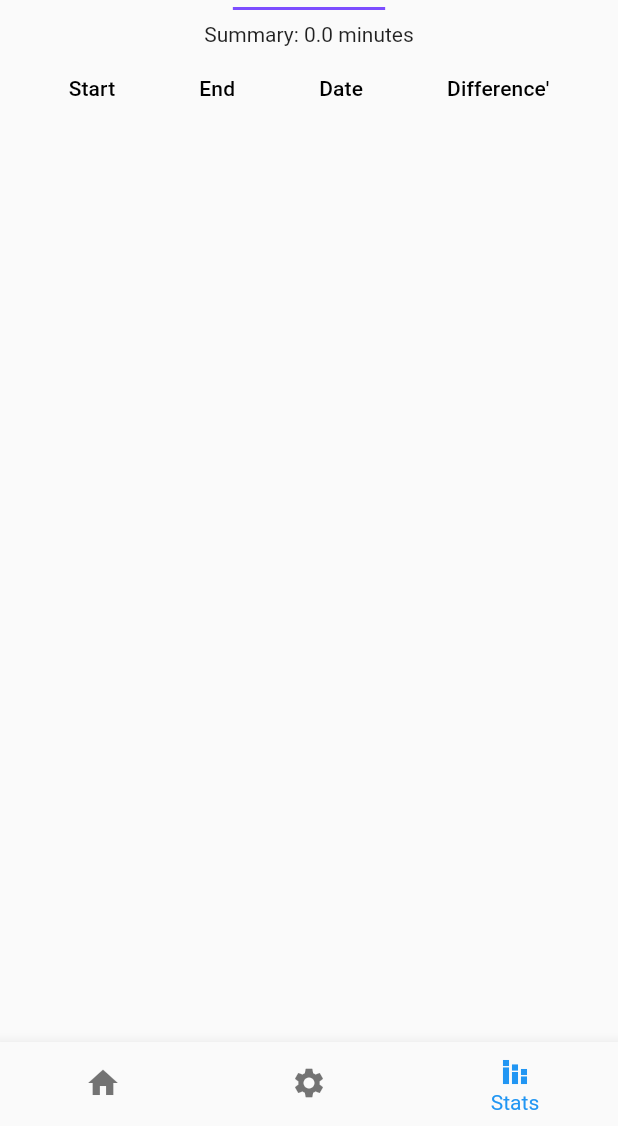
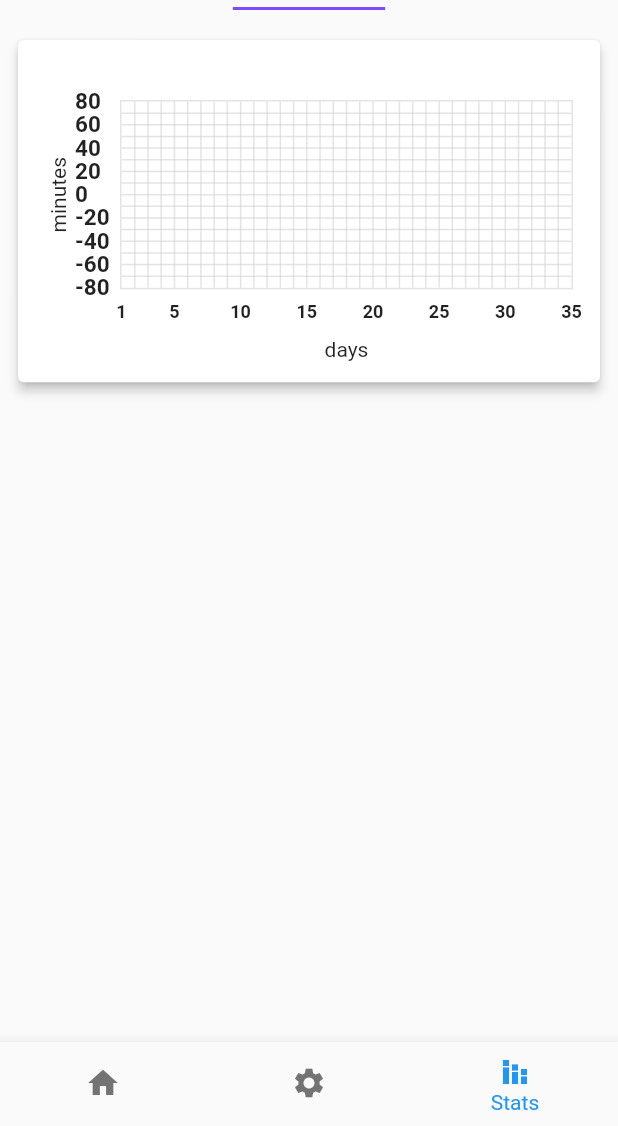
Before and after one commit to macik1423/job_timer, a Flutter app: the screen it shows after launch, item 3 of the bottom bar chosen, on a phone screen of 412 x 824 dp, the part 110-1236 px from its top. Run offline on Flutter 3.47's test engine with Material 2 defaults, Android fonts, the phone set to English and light mode, and no system bars; drawn by our look-alikes of fl_chart; our stand-ins replace bloc, equatable, flutter_bloc, formz, hive, hive_flutter and 2 more; accounts and stored records are empty; Roboto replaces fonts that are missing (Ubuntu).

Commit message:
Added chart

```diff
--- /dev/null
+++ b/lib/screen/statistics/chart.dart
@@ -0,0 +1,172 @@
+import 'package:fl_chart/fl_chart.dart';
+import 'package:flutter/material.dart';
+
+import '../../model/shift.dart';
+
+class Chart extends StatefulWidget {
+  final List<Shift> shifts;
+  const Chart({Key? key, required this.shifts}) : super(key: key);
+
+  @override
+  _ChartState createState() => _ChartState();
+}
+
+class _ChartState extends State<Chart> {
+  List<Color> gradientColors = [
+    const Color(0xff23b6e6),
+    const Color(0xff02d39a),
+  ];
+
+  final axisHelperColor = const Color(0x80cacaca);
+
+  @override
+  Widget build(BuildContext context) {
+    return Stack(
+      children: <Widget>[
+        Card(
+          elevation: 3,
+          child: AspectRatio(
+            aspectRatio: 1.70,
+            child: Padding(
+              padding: const EdgeInsets.only(
+                  right: 18.0, left: 18.0, top: 40, bottom: 12),
+              child: LineChart(
+                mainData(),
+              ),
+            ),
+          ),
+        ),
+      ],
+    );
+  }
+
+  Widget bottomTitleWidgets(double value, TitleMeta meta) {
+    const style = TextStyle(
+      fontWeight: FontWeight.bold,
+      fontSize: 12,
+    );
+    return Padding(
+      child: Text(
+        value.toInt().toString(),
+        style: style,
+      ),
+      padding: const EdgeInsets.only(top: 8.0),
+    );
+  }
+
+  Widget leftTitleWidgets(double value, TitleMeta meta) {
+    const style = TextStyle(
+      fontWeight: FontWeight.bold,
+      fontSize: 15,
+    );
+    return Text(
+      value.toInt().toString(),
+      style: style,
+      textAlign: TextAlign.left,
+    );
+  }
+
+  LineChartData mainData() {
+    const cutOffYValue = 0.0;
+    return LineChartData(
+      gridData: FlGridData(
+        show: true,
+        drawVerticalLine: true,
+        horizontalInterval: 10,
+        verticalInterval: 1,
+        getDrawingHorizontalLine: (value) {
+          return FlLine(
+            color: axisHelperColor,
+            strokeWidth: 1,
+          );
+        },
+        getDrawingVerticalLine: (value) {
+          return FlLine(
+            color: axisHelperColor,
+            strokeWidth: 1,
+          );
+        },
+      ),
+      titlesData: FlTitlesData(
+        show: true,
+        rightTitles: AxisTitles(
+          sideTitles: SideTitles(showTitles: false),
+        ),
+        topTitles: AxisTitles(
+          sideTitles: SideTitles(showTitles: false),
+        ),
+        bottomTitles: AxisTitles(
+          axisNameSize: 20,
+          axisNameWidget: const Text('days'),
+          sideTitles: SideTitles(
+            showTitles: true,
+            reservedSize: 30,
+            interval: 5,
+            getTitlesWidget: bottomTitleWidgets,
+          ),
+        ),
+        leftTitles: AxisTitles(
+          axisNameSize: 20,
+          axisNameWidget: const Padding(
+            padding: EdgeInsets.only(bottom: 2.0),
+            child: Text('minutes'),
+          ),
+          sideTitles: SideTitles(
+            showTitles: true,
+            interval: 20,
+            getTitlesWidget: leftTitleWidgets,
+            reservedSize: 30,
+          ),
+        ),
+      ),
+      borderData: FlBorderData(
+        show: true,
+        border: Border.all(
+          color: axisHelperColor,
+          width: 1,
+        ),
+      ),
+      minX: 1,
+      maxX: 35,
+      minY: -80,
+      maxY: 80,
+      lineBarsData: [
+        LineChartBarData(
+          spots: widget.shifts.map(
+            (shift) {
+              final diff = shift.end!
+                      .subtract(const Duration(hours: 8))
+                      .difference(shift.start!)
+                      .inSeconds /
+                  60;
+              return FlSpot(shift.start!.day * 1.0, diff);
+            },
+          ).toList(),
+          isCurved: true,
+          gradient: LinearGradient(
+            colors: gradientColors,
+            begin: Alignment.centerLeft,
+            end: Alignment.centerRight,
+          ),
+          barWidth: 3,
+          isStrokeCapRound: true,
+          dotData: FlDotData(
+            show: false,
+          ),
+          aboveBarData: BarAreaData(
+            show: true,
+            color: Colors.orange.withOpacity(0.5),
+            cutOffY: cutOffYValue,
+            applyCutOffY: true,
+          ),
+          belowBarData: BarAreaData(
+            show: true,
+            color: Colors.green.withOpacity(0.5),
+            cutOffY: cutOffYValue,
+            applyCutOffY: true,
+          ),
+        ),
+      ],
+    );
+  }
+}
--- a/lib/screen/statistics/statistics_screen.dart
+++ b/lib/screen/statistics/statistics_screen.dart
@@ -1,10 +1,9 @@
 import 'package:flutter/material.dart';
 import 'package:flutter_bloc/flutter_bloc.dart';
 import 'package:intl/intl.dart';
-import 'package:timer/model/shift.dart';
-import 'package:timer/widgets/shifts_list.dart';
 
 import '../../bloc/repo/repo_bloc.dart';
+import 'chart.dart';
 
 class StatisticsScreen extends StatefulWidget {
   const StatisticsScreen({Key? key}) : super(key: key);
@@ -14,7 +13,7 @@ class StatisticsScreen extends StatefulWidget {
 }
 
 class _StatisticsScreenState extends State<StatisticsScreen> {
-  String selectedValue = DateFormat("MMMM").format(DateTime.now());
+  String selectedMonth = DateFormat("MMMM").format(DateTime.now());
   @override
   Widget build(BuildContext context) {
     final List<String> months = [
@@ -37,7 +36,7 @@ class _StatisticsScreenState extends State<StatisticsScreen> {
           Padding(
             padding: const EdgeInsets.only(top: 40.0),
             child: DropdownButton(
-              value: selectedValue,
+              value: selectedMonth,
               underline: Container(
                 height: 2,
                 color: Colors.deepPurpleAccent,
@@ -52,37 +51,56 @@ class _StatisticsScreenState extends State<StatisticsScreen> {
               }).toList(),
               onChanged: (String? newValue) {
                 setState(() {
-                  selectedValue = newValue!;
+                  selectedMonth = newValue!;
                 });
               },
             ),
           ),
+          // BlocBuilder<RepoBloc, RepoState>(
+          //   bloc: context.read<RepoBloc>(),
+          //   builder: (context, state) {
+          //     if (state.status == RepoStateStatus.success) {
+          //       final numOfMonth =
+          //           DateFormat("MMMM").parse(selectedValue).month;
+          //       final shifts = state.shifts.where((shift) {
+          //         return shift.start?.month == numOfMonth;
+          //       }).toList();
+          //       if (shifts.isNotEmpty) {
+          //         shifts.sort(((a, b) => b.start!.compareTo(a.start!)));
+          //       }
+          //       final summary = _getSummary(shifts);
+          //       return Column(
+          //         children: [
+          //           Text("Summary: $summary minutes"),
+          //           FittedBox(
+          //             child: ShiftsList(
+          //               shifts: shifts,
+          //               press: (Shift shift) {},
+          //             ),
+          //           ),
+          //         ],
+          //       );
+          //     }
+          //     return Text('dupa');
+          //   },
+          // ),
           BlocBuilder<RepoBloc, RepoState>(
             bloc: context.read<RepoBloc>(),
             builder: (context, state) {
               if (state.status == RepoStateStatus.success) {
                 final numOfMonth =
-                    DateFormat("MMMM").parse(selectedValue).month;
-                final shifts = state.shifts.where((shift) {
+                    DateFormat("MMMM").parse(selectedMonth).month;
+                final shiftsInMonth = state.shifts.where((shift) {
                   return shift.start?.month == numOfMonth;
                 }).toList();
-                if (shifts.isNotEmpty) {
-                  shifts.sort(((a, b) => b.start!.compareTo(a.start!)));
-                }
-                final summary = _getSummary(shifts);
-                return Column(
-                  children: [
-                    Text("Summary: $summary minutes"),
-                    FittedBox(
-                      child: ShiftsList(
-                        shifts: shifts,
-                        press: (Shift shift) {},
-                      ),
-                    ),
-                  ],
+                shiftsInMonth.sort(((a, b) => b.start!.compareTo(a.start!)));
+                return Padding(
+                  padding: const EdgeInsets.all(8.0),
+                  child: Chart(shifts: shiftsInMonth),
                 );
+              } else {
+                return const Text("dupa");
               }
-              return Text('dupa');
             },
           ),
         ],
@@ -90,15 +108,15 @@ class _StatisticsScreenState extends State<StatisticsScreen> {
     );
   }
 
-  double _getSummary(List<Shift> shifts) {
-    return shifts.fold<double>(
-        0,
-        (p, s) =>
-            p +
-            s.end!
-                    .subtract(const Duration(hours: 8))
-                    .difference(s.start!)
-                    .inSeconds /
-                60);
-  }
+  // double _getSummary(List<Shift> shifts) {
+  //   return shifts.fold<double>(
+  //       0,
+  //       (p, s) =>
+  //           p +
+  //           s.end!
+  //                   .subtract(const Duration(hours: 8))
+  //                   .difference(s.start!)
+  //                   .inSeconds /
+  //               60);
+  // }
 }
--- a/lib/widgets/shifts_list.dart
+++ b/lib/widgets/shifts_list.dart
@@ -7,7 +7,7 @@ class ShiftsList extends StatelessWidget {
   final String startText = 'Start';
   final String endText = 'End';
   final String dateText = 'Date';
-  final String diffText = 'Difference\'';
+  final String diffText = 'Difference';
   final List<Shift> shifts;
   final int normalShift = 8;
   final Function(Shift shift) press;
@@ -34,7 +34,7 @@ class ShiftsList extends StatelessWidget {
         final diff = end
             ?.subtract(Duration(hours: normalShift))
             .difference(start!)
-            .inMinutes;
+            .inSeconds;
         return DataRow(
           onLongPress: () => press(shift),
           cells: [
@@ -52,7 +52,7 @@ class ShiftsList extends StatelessWidget {
                 alignment: Alignment.center,
                 color: diff! < 0 ? Colors.pink[50] : Colors.green[50],
                 child: Text(
-                  "${diff.toString()}'",
+                  "${(diff / 60).toString()}'",
                   style: const TextStyle(fontWeight: FontWeight.w500),
                 ),
               ),
--- a/pubspec.yaml
+++ b/pubspec.yaml
@@ -47,6 +47,7 @@ dependencies:
   bloc_test: ^9.0.3
   formz: ^0.4.1
   flutter_services_binding: ^0.1.0
+  fl_chart: ^0.50.1
 
 dev_dependencies:
   flutter_test:
```
Also changed, not shown: pubspec.lock, 2 other files.
